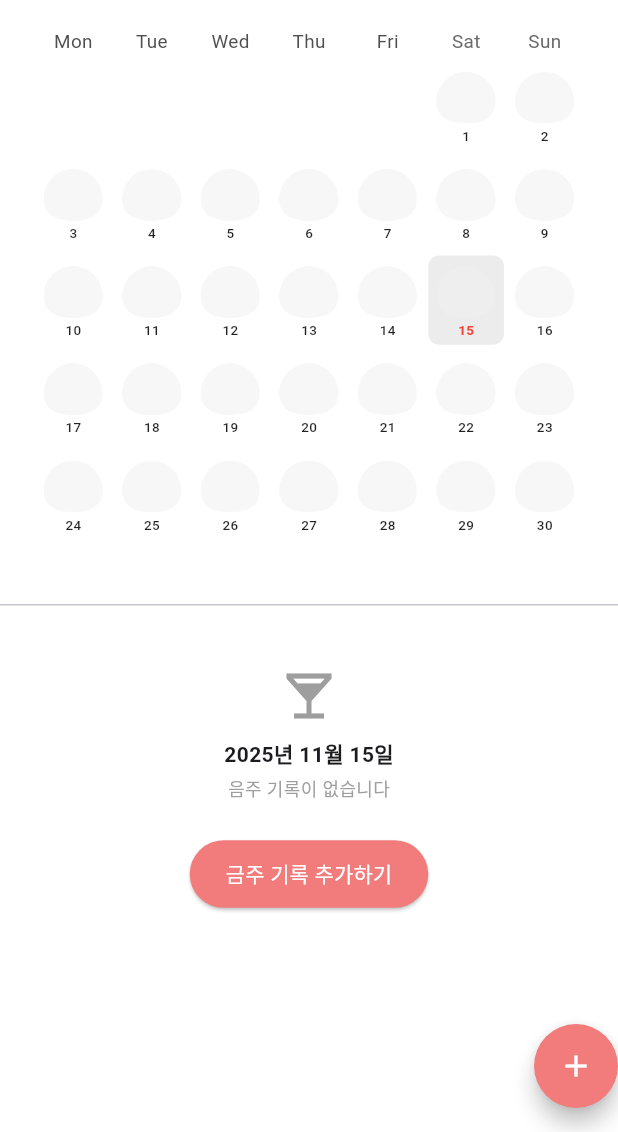
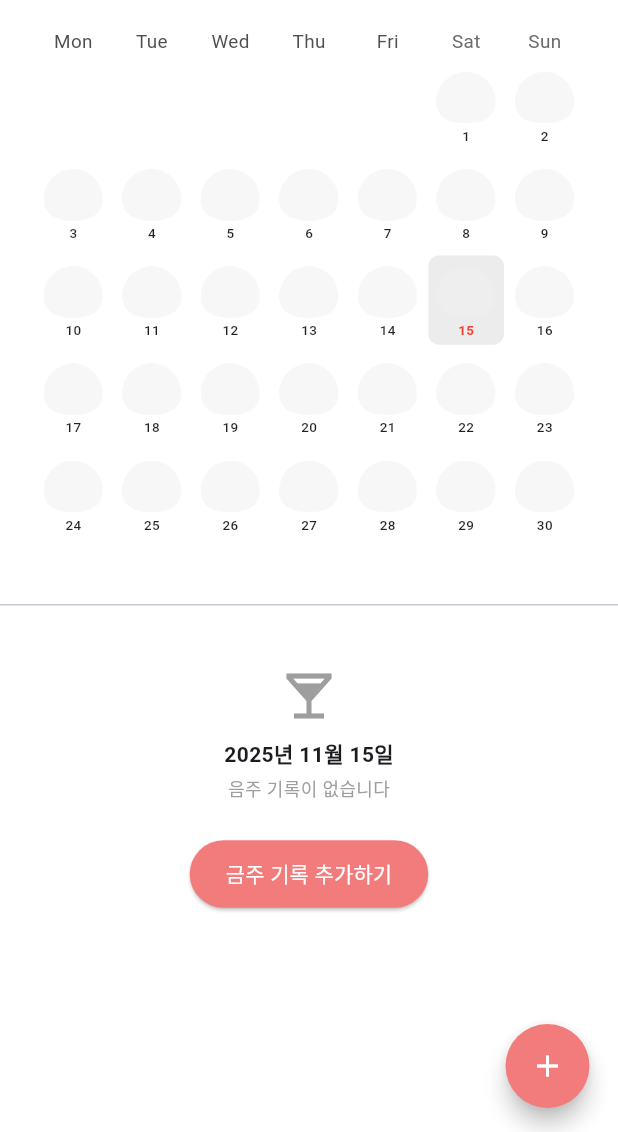
Before and after one commit to a-idiots/ddalgguk, a Flutter app: the CalendarScreen screen opened directly, on a phone screen of 412 x 824 dp, the part 104-1236 px from its top. Run offline on Flutter 3.47's test engine with Material 3 defaults, Android fonts, the phone set to English and light mode, and no system bars; drawn by our look-alikes of table_calendar; our stand-ins replace cloud_firestore, firebase_auth, firebase_core, flutter_dotenv, flutter_riverpod, flutter_secure_storage and 4 more; missing offline and left inert: kakao_flutter_sdk_user; accounts and stored records are empty; generated files the repository leaves out were written again.

Commit message:
feat: Remove excessive padding to bottom, and add padding to the right of 'add records' button

```diff
--- a/lib/features/calendar/calendar_screen.dart
+++ b/lib/features/calendar/calendar_screen.dart
@@ -75,7 +75,7 @@ class _CalendarScreenState extends ConsumerState<CalendarScreen> {
     return Scaffold(
       floatingActionButtonLocation: FloatingActionButtonLocation.endFloat,
       floatingActionButton: Transform.translate(
-        offset: const Offset(16, 0),
+        offset: const Offset(-3, 0), // 기록 추가 버튼 우측 패딩
         child: FloatingActionButton(
           onPressed: () => _showAddRecordDialog(context),
           backgroundColor: AppColors.primaryPink,
@@ -349,7 +349,7 @@ class _CalendarScreenState extends ConsumerState<CalendarScreen> {
     }
 
     return ListView.builder(
-      padding: const EdgeInsets.fromLTRB(16, 16, 16, 100),
+      padding: const EdgeInsets.fromLTRB(16, 16, 16, 50),
       shrinkWrap: true,
       physics: const NeverScrollableScrollPhysics(),
       itemCount: records.length,
```
